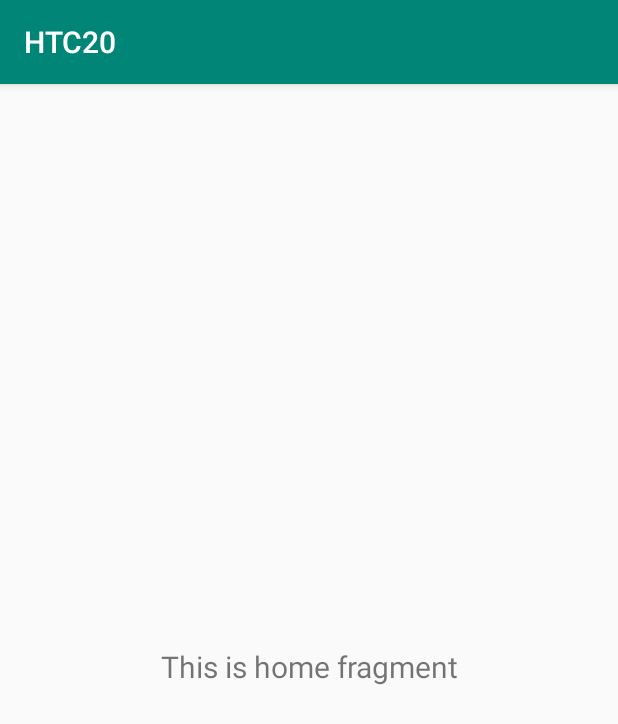
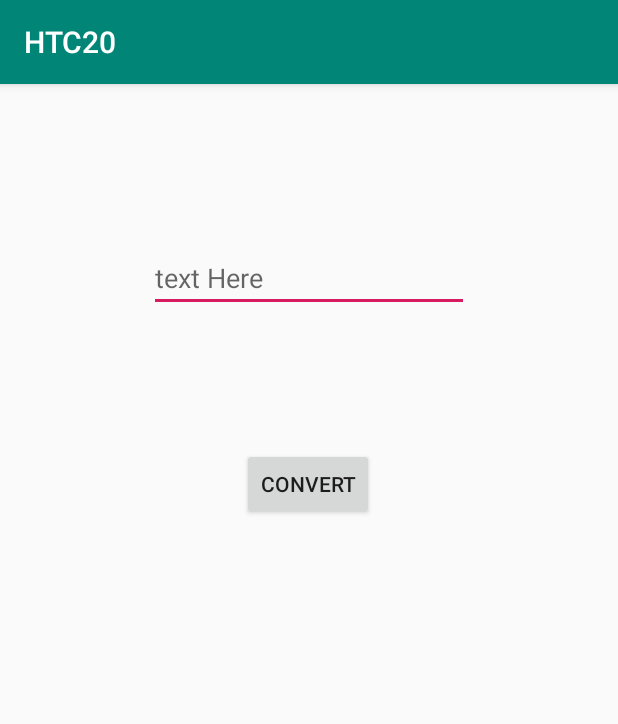
Before and after one commit to shriharivish/COV-AID, an Android app: the fragment HomeFragment shown on its own in the app's theme, on a phone screen of 412 x 824 dp. Shown: the top 724 px of the screen. Run offline under Robolectric (Android 15) with nearby library versions, the phone set to English and light mode, and no system bars.

Commit message:
Added QRCode text generator to Home Fragment.

```diff
--- a/app/src/main/AndroidManifest.xml
+++ b/app/src/main/AndroidManifest.xml
@@ -10,6 +10,8 @@
     <uses-permission android:name="android.permission.ACCESS_COARSE_LOCATION" />
     <uses-permission android:name="android.permission.CAMERA" />
     <uses-permission android:name="android.permission.RECORD_AUDIO" />
+    <uses-permission android:name="android.permission.INTERNET" />
+    <uses-permission android:name="android.permission.ACCESS_NETWORK_STATE" />
     <uses-permission android:name="android.permission.INTERNET" />
 
     <application
--- a/app/src/main/java/com/example/htc20/VerifyPhoneActivity.java
+++ b/app/src/main/java/com/example/htc20/VerifyPhoneActivity.java
@@ -9,6 +9,7 @@ import android.util.Log;
 import android.view.View;
 import android.widget.EditText;
 import android.widget.ProgressBar;
+import android.widget.TextView;
 import android.widget.Toast;
 
 import com.google.android.gms.tasks.OnCompleteListener;
@@ -82,6 +83,7 @@ public class VerifyPhoneActivity extends AppCompatActivity {
         @Override
         public void onCodeSent(@NonNull String s, @NonNull PhoneAuthProvider.ForceResendingToken forceResendingToken) {
             super.onCodeSent(s, forceResendingToken);
+            Toast.makeText(VerifyPhoneActivity.this, "Code Sent", Toast.LENGTH_LONG).show();
             verificationId = s;
         }
 
--- a/app/src/main/java/com/example/htc20/ui/home/HomeFragment.java
+++ b/app/src/main/java/com/example/htc20/ui/home/HomeFragment.java
@@ -4,7 +4,11 @@ import android.os.Bundle;
 import android.view.LayoutInflater;
 import android.view.View;
 import android.view.ViewGroup;
+import android.widget.Button;
+import android.widget.EditText;
+import android.widget.ImageView;
 import android.widget.TextView;
+import android.widget.Toast;
 
 import androidx.annotation.NonNull;
 import androidx.annotation.Nullable;
@@ -17,17 +21,36 @@ import com.example.htc20.R;
 public class HomeFragment extends Fragment {
 
     private HomeViewModel homeViewModel;
+    ImageView imageView;
+    Button button;
+    EditText qrCodeText;
 
     public View onCreateView(@NonNull LayoutInflater inflater,
                              ViewGroup container, Bundle savedInstanceState) {
         homeViewModel =
                 ViewModelProviders.of(this).get(HomeViewModel.class);
         View root = inflater.inflate(R.layout.fragment_home, container, false);
-        final TextView textView = root.findViewById(R.id.text_home);
-        homeViewModel.getText().observe(getViewLifecycleOwner(), new Observer<String>() {
+//        final TextView textView = root.findViewById(R.id.text_home);
+//        homeViewModel.getText().observe(getViewLifecycleOwner(), new Observer<String>() {
+//            @Override
+//            public void onChanged(@Nullable String s) {
+//                textView.setText(s);
+//            }
+//        });
+
+        button = root.findViewById(R.id.btn_getQrCode);
+        qrCodeText = root.findViewById(R.id.et_qrCodeText);
+        imageView = root.findViewById(R.id.img_qrCodeImage);
+
+        button.setOnClickListener(new View.OnClickListener() {
             @Override
-            public void onChanged(@Nullable String s) {
-                textView.setText(s);
+            public void onClick(View v) {
+                String text = qrCodeText.getText().toString();
+                if (!text.equals("")) {
+                    new ImageDownloaderTask(imageView).execute("https://api.qrserver.com/v1/create-qr-code/?size=1000x1000&data=" + text);
+                } else {
+                    Toast.makeText(getActivity(), "Error", Toast.LENGTH_SHORT).show();
+                }
             }
         });
         return root;
--- a/app/src/main/res/layout/activity_verify_phone.xml
+++ b/app/src/main/res/layout/activity_verify_phone.xml
@@ -28,8 +28,7 @@
         app:layout_constraintEnd_toEndOf="parent"
         app:layout_constraintHorizontal_bias="0.498"
         app:layout_constraintStart_toStartOf="parent"
-        app:layout_constraintTop_toBottomOf="@+id/et_Otp"
-        app:layout_constraintVertical_bias="0.308" />
+        app:layout_constraintTop_toBottomOf="@+id/et_Otp" />
 
     <ProgressBar
         android:id="@+id/pb_OtpSubmit"
--- a/app/src/main/res/layout/fragment_home.xml
+++ b/app/src/main/res/layout/fragment_home.xml
@@ -6,17 +6,39 @@
     android:layout_height="match_parent"
     tools:context=".ui.home.HomeFragment">
 
-    <TextView
-        android:id="@+id/text_home"
-        android:layout_width="match_parent"
+    <ImageView
+        android:id="@+id/img_qrCodeImage"
+        android:layout_width="300dp"
+        android:layout_height="300dp"
+        android:scaleType="centerInside"
+        app:layout_constraintBottom_toBottomOf="parent"
+        app:layout_constraintEnd_toEndOf="parent"
+        app:layout_constraintHorizontal_bias="0.576"
+        app:layout_constraintStart_toStartOf="parent"
+        app:layout_constraintTop_toBottomOf="@+id/btn_getQrCode" />
+
+    <EditText
+        android:id="@+id/et_qrCodeText"
+        android:layout_width="wrap_content"
         android:layout_height="wrap_content"
-        android:layout_marginStart="8dp"
-        android:layout_marginTop="8dp"
-        android:layout_marginEnd="8dp"
-        android:textAlignment="center"
-        android:textSize="20sp"
+        android:ems="10"
+        android:hint="text Here"
+        android:inputType="textPersonName"
         app:layout_constraintBottom_toBottomOf="parent"
         app:layout_constraintEnd_toEndOf="parent"
         app:layout_constraintStart_toStartOf="parent"
-        app:layout_constraintTop_toTopOf="parent" />
+        app:layout_constraintTop_toTopOf="parent"
+        app:layout_constraintVertical_bias="0.148" />
+
+    <Button
+        android:id="@+id/btn_getQrCode"
+        android:layout_width="wrap_content"
+        android:layout_height="wrap_content"
+        android:text="Convert"
+        app:layout_constraintBottom_toBottomOf="parent"
+        app:layout_constraintEnd_toEndOf="parent"
+        app:layout_constraintHorizontal_bias="0.498"
+        app:layout_constraintStart_toStartOf="parent"
+        app:layout_constraintTop_toBottomOf="@+id/et_qrCodeText"
+        app:layout_constraintVertical_bias="0.16" />
 </androidx.constraintlayout.widget.ConstraintLayout>
```
Also changed, not shown: app/src/main/java/com/example/htc20/ui/home/ImageDownloaderTask.java (added, +64 -0 lines).
